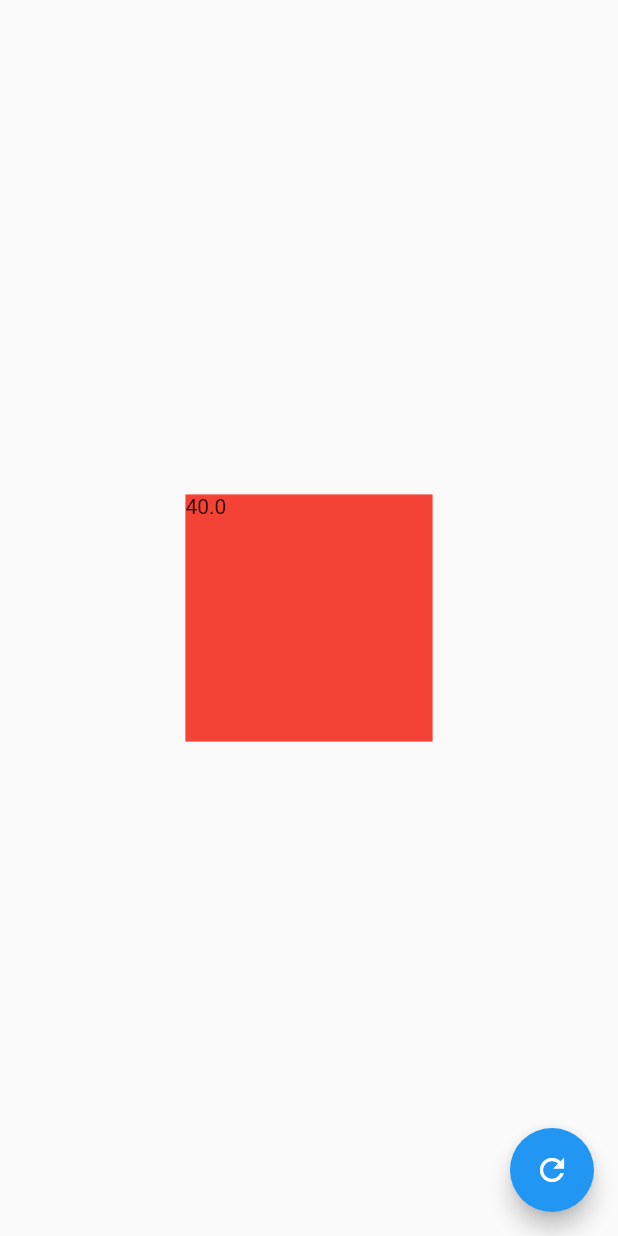
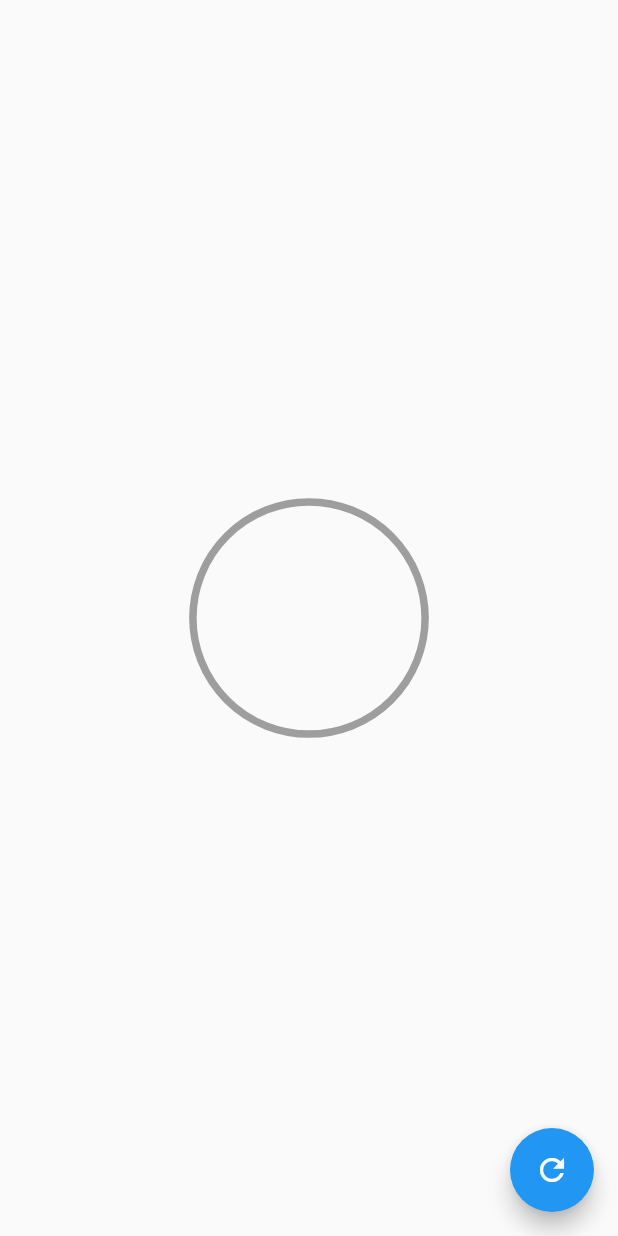
Before and after one commit to CrisMEDev/Flutter-Designs_and_animations, a Flutter app: the screen it shows after launch, on a phone screen of 412 x 824 dp. Run offline on Flutter 3.47's test engine with Material 2 defaults, Android fonts, the phone set to English and light mode, and no system bars.

Commit message:
Se dibujó el circulo y el arco de completado para el radialProgress

```diff
--- a/lib/src/pages/graficas_circualres_page.dart
+++ b/lib/src/pages/graficas_circualres_page.dart
@@ -27,9 +27,9 @@ class _GraficaCircularPageState extends State<GraficaCircularPage> {
         child: Container(
           width: MediaQuery.of(context).size.width * 0.40,
           height: MediaQuery.of(context).size.width * 0.40,
-          color: Colors.red,
+          // color: Colors.red,
 
-          child: RadialProgress( porcentaje: 40 ),
+          child: RadialProgress( porcentaje: porcentaje ),
         )
       ),
     );
--- a/lib/src/widgets/radial_progress.dart
+++ b/lib/src/widgets/radial_progress.dart
@@ -1,3 +1,5 @@
+import 'dart:math' as Math;
+
 import 'package:flutter/material.dart';
 
 class RadialProgress extends StatefulWidget {
@@ -14,7 +16,57 @@ class _RadialProgressState extends State<RadialProgress> {
   @override
   Widget build(BuildContext context) {
     return Container(
-      child: Text( widget.porcentaje.toString() ),       // widget hace referencia a el mismo para usar el porcentaje
+      // child: Text( widget.porcentaje.toString() ),       // widget hace referencia a el mismo para usar el porcentaje
+      padding: EdgeInsets.all( 5.0 ),
+      width: double.infinity,
+      height: double.infinity,
+
+      child: CustomPaint(
+        painter: _MiRadialProgressPainter(porcentaje: widget.porcentaje),
+      ),
     );
   }
 }
+
+class _MiRadialProgressPainter extends CustomPainter{
+
+  final double porcentaje;
+
+  _MiRadialProgressPainter({ @required this.porcentaje });
+
+  @override
+  void paint(Canvas canvas, Size size) {
+
+    // Dibujar circulo
+    final paint = new Paint()
+      ..strokeWidth = 5
+      ..color       = Colors.grey
+      ..style       = PaintingStyle.stroke;
+
+    final Offset centro = new Offset(size.width * 0.50, size.height * 0.50);
+    final double radio = Math.min(size.width * 0.50, size.height * 0.50);
+
+    canvas.drawCircle(centro, radio, paint);
+
+    // Dibujar arco
+    final paintArco = new Paint()
+      ..strokeWidth = 10
+      ..color       = Colors.pink
+      ..style       = PaintingStyle.stroke;
+
+    // Parte que se deberá ir llenando
+    double arcAngle = 2 * Math.pi * ( porcentaje / 100 );
+    canvas.drawArc(
+      Rect.fromCircle(center: centro, radius: radio),
+      -Math.pi / 2,
+      arcAngle,
+      false,
+      paintArco
+    );
+
+  }
+
+  @override
+  bool shouldRepaint(covariant CustomPainter oldDelegate) => true;
+
+}
```
